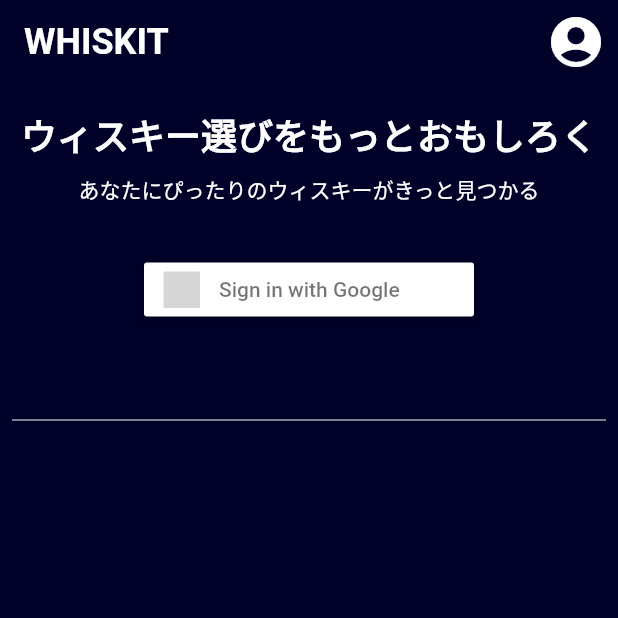
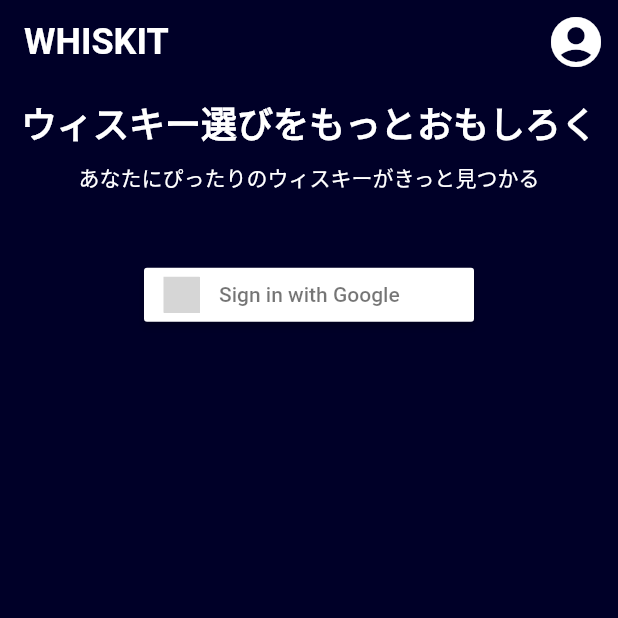
Before and after one commit to kenta-wakasa/whiskit, a Flutter app: the screen it shows after launch, on a phone screen of 412 x 824 dp, the top half of it. Run offline on Flutter 3.47's test engine with Material 2 defaults, Android fonts, the phone set to English and light mode, and no system bars; our stand-ins replace cloud_firestore, firebase_auth, firebase_core, flutter_riverpod, flutter_signin_button, google_sign_in and 1 more; missing offline and left inert: cloud_firestore_platform_interface, enum_to_string; accounts and stored records are empty; statements that could not run were skipped; grey boxes are pictures that could not be loaded.

Commit message:
リファクタ

```diff
--- a/lib/views/home_page.dart
+++ b/lib/views/home_page.dart
@@ -19,10 +19,8 @@
         : CircleAvatar(foregroundImage: NetworkImage(userCon.user!.avatarUrl!));
     final signIn = FirebaseAuth.instance.currentUser == null ? SignInWidget() : const SizedBox();
     return Scaffold(
-      extendBodyBehindAppBar: true,
       appBar: AppBar(
         elevation: 0,
-        backgroundColor: Colors.transparent,
         title: Row(
           mainAxisAlignment: MainAxisAlignment.start,
           children: [Text('WHISKIT', style: textTheme.headline5)],
@@ -44,7 +42,6 @@
             child: Column(
               crossAxisAlignment: CrossAxisAlignment.start,
               children: [
-                const SizedBox(height: 64),
                 signIn,
                 const WhiskyListWidget(basePadding: basePadding),
               ],
--- a/lib/views/sing_in_widget.dart
+++ b/lib/views/sing_in_widget.dart
@@ -15,9 +15,9 @@
           Text('ウィスキー選びをもっとおもしろく', style: textTheme.headline5),
           const SizedBox(height: 8),
           const Text('あなたにぴったりのウィスキーがきっと見つかる'),
-          const SizedBox(height: 32),
+          const Spacer(),
           SignInButton(),
-          const Expanded(child: SizedBox()),
+          const Spacer(),
         ],
       ),
     );
--- a/lib/views/whisky_list_widget.dart
+++ b/lib/views/whisky_list_widget.dart
@@ -15,28 +15,26 @@
     final controller = watch(whiskyProvider);
     final whiskyList = controller.whiskyList;
     final selectedWhisky = controller.selectedWhisky;
+    final selectedWhiskyWidget = selectedWhisky == null
+        ? const SizedBox()
+        : SelectedWhisky(basePadding: basePadding, selectedWhisky: selectedWhisky);
+
     if (whiskyList == null && selectedWhisky == null) {
       return const SizedBox();
     }
     return Column(
-      crossAxisAlignment: CrossAxisAlignment.stretch,
       children: [
-        selectedWhisky == null
-            ? const SizedBox()
-            : SelectedWhisky(
-                basePadding: basePadding,
-                selectedWhisky: selectedWhisky,
-              ),
-        const Divider(color: Colors.white),
+        selectedWhiskyWidget,
+        const SizedBox(height: 16),
         SizedBox(
           key: UniqueKey(),
-          height: MediaQuery.of(context).size.height / 4,
+          height: 240,
           child: Scrollbar(
             child: GridView.builder(
               scrollDirection: Axis.horizontal,
               gridDelegate: SliverGridDelegateWithFixedCrossAxisCount(
                 crossAxisSpacing: basePadding,
-                mainAxisSpacing: basePadding * 2,
+                mainAxisSpacing: basePadding,
                 crossAxisCount: 2,
                 childAspectRatio: 5 / 2,
               ),
```
Also changed, not shown: lib/views/selected_whisky.dart (+6 -11 lines).
